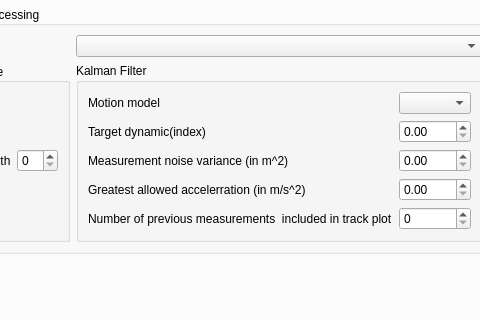
The window that gui/main_window.ui (rwth-ti/gr-localization) describes before a commit, drawn with Qt 5; both pictures show x 114 to 594 and y 168 to 488 of the 1015 by 759 pixel window.
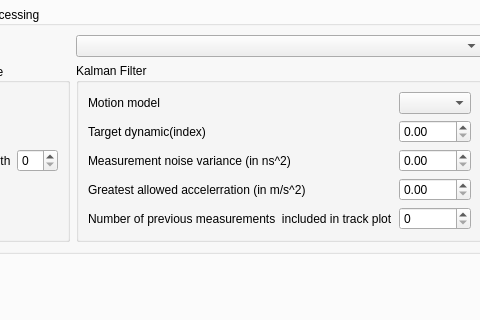
The same window after the commit. The open tabs and pages were chosen to show the change. Custom widgets are drawn as their Qt base class.

Commit message: Configure measurement noise of timings instead positions

The edit to the form file:
```diff
--- a/gui/main_window.ui
+++ b/gui/main_window.ui
@@ -929,7 +929,7 @@
                   <item row="2" column="0">
                    <widget class="QLabel" name="label_22">
                     <property name="text">
-                     <string>Measurement noise variance (in m^2)</string>
+                     <string>Measurement noise variance (in ns^2)</string>
                     </property>
                    </widget>
                   </item>
```
